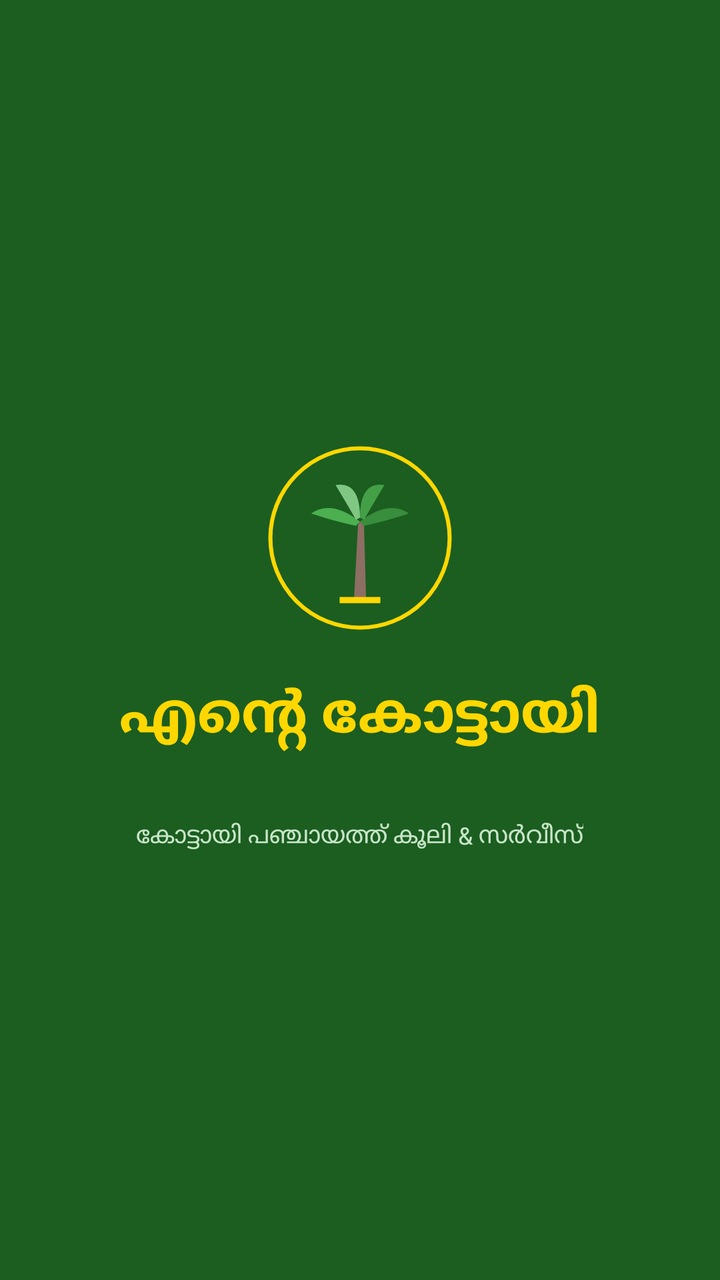
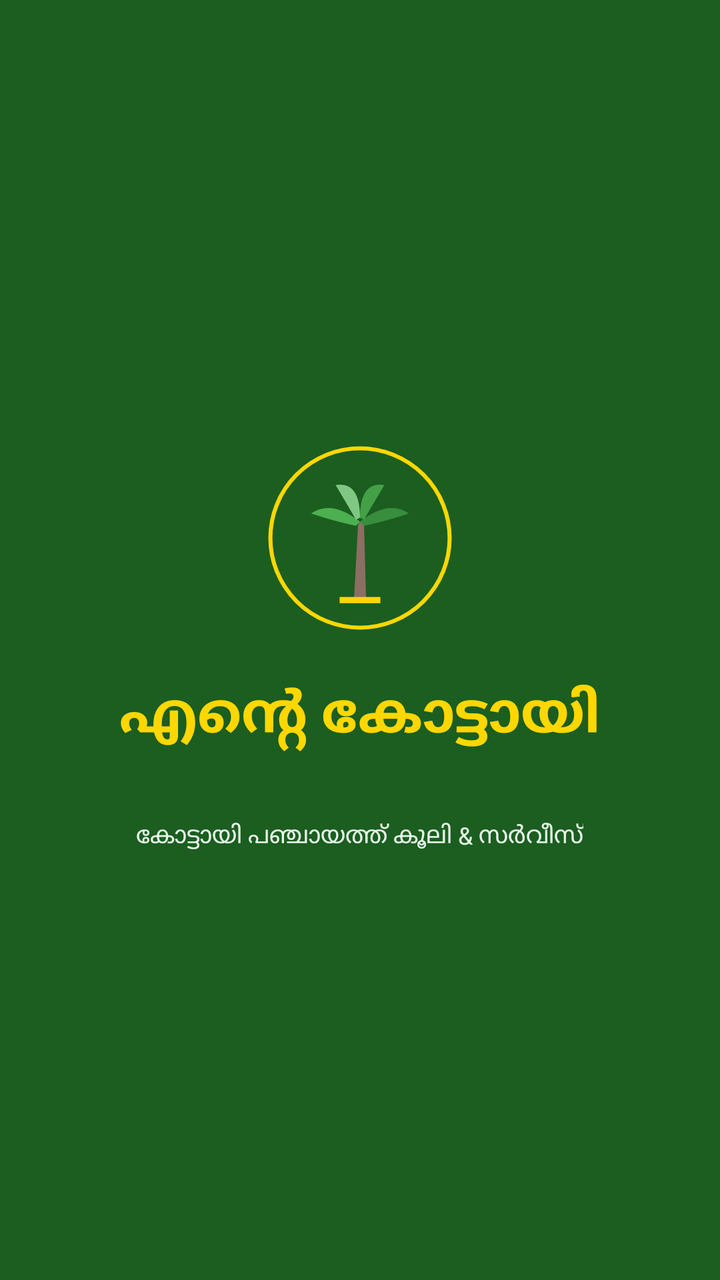

Two renders of the same Android screen: before a commit and after it. Below are the layout's source before the change and the commit's diff.
<!-- AndroidManifest.xml: application theme Theme.AppCompat.Light.NoActionBar -->
<!-- res/layout/activity_main.xml -->
<?xml version="1.0" encoding="utf-8"?>
<FrameLayout xmlns:android="http://schemas.android.com/apk/res/android"
    xmlns:app="http://schemas.android.com/apk/res-auto"
    android:layout_width="match_parent"
    android:layout_height="match_parent"
    android:background="#F0F4F1">

    
    <LinearLayout
        android:layout_width="match_parent"
        android:layout_height="match_parent"
        android:orientation="vertical">

        
        <LinearLayout
            android:layout_width="match_parent"
            android:layout_height="wrap_content"
            android:background="#1B5E20"
            android:elevation="4dp"
            android:orientation="vertical"
            android:paddingStart="16dp"
            android:paddingTop="14dp"
            android:paddingEnd="16dp"
            android:paddingBottom="14dp">

            <TextView
                android:layout_width="wrap_content"
                android:layout_height="wrap_content"
                android:text="എന്റെ കോട്ടായി 🌴"
                android:textColor="#FFFFFF"
                android:textSize="21sp"
                android:textStyle="bold" />

            <TextView
                android:id="@+id/tvHeaderSubtitle"
                android:layout_width="wrap_content"
                android:layout_height="wrap_content"
                android:layout_marginTop="2dp"
                android:text="കോട്ടായി പഞ്ചായത്ത് കൂലിപ്പണി &amp; സർവീസ് നെറ്റ്‌വർക്ക്"
                android:textColor="#C8E6C9"
                android:textSize="12sp" />
        </LinearLayout>

        
        <LinearLayout
            android:id="@+id/viewSearch"
            android:layout_width="match_parent"
            android:layout_height="0dp"
            android:layout_weight="1"
            android:orientation="vertical"
            android:padding="12dp"
            android:visibility="visible">

            <androidx.cardview.widget.CardView
                android:layout_width="match_parent"
                android:layout_height="wrap_content"
                app:cardCornerRadius="10dp"
                app:cardElevation="2dp">

                <LinearLayout
                    android:layout_width="match_parent"
                    android:layout_height="wrap_content"
                    android:orientation="vertical"
                    android:padding="12dp">

                    <TextView
                        android:layout_width="wrap_content"
                        android:layout_height="wrap_content"
                        android:text="ആവശ്യമുള്ള തൊഴിൽ തിരഞ്ഞെടുക്കൂ 🔍"
                        android:textColor="#1B5E20"
                        android:textSize="13sp"
                        android:textStyle="bold" />

                    <Spinner
                        android:id="@+id/spinnerFilterJob"
                        android:layout_width="match_parent"
                        android:layout_height="44dp"
                        android:layout_marginTop="6dp"
                        android:background="#ECEFF1" />
                </LinearLayout>
            </androidx.cardview.widget.CardView>

            <ScrollView
                android:layout_width="match_parent"
                android:layout_height="0dp"
                android:layout_marginTop="8dp"
                android:layout_weight="1">

                <LinearLayout
                    android:id="@+id/containerWorkersList"
                    android:layout_width="match_parent"
                    android:layout_height="wrap_content"
                    android:orientation="vertical" />
            </ScrollView>
        </LinearLayout>

        
        <ScrollView
            android:id="@+id/viewRegister"
            android:layout_width="match_parent"
            android:layout_height="0dp"
            android:layout_weight="1"
            android:padding="14dp"
            android:visibility="gone">

            <LinearLayout
                android:layout_width="match_parent"
                android:layout_height="wrap_content"
                android:orientation="vertical">

                <androidx.cardview.widget.CardView
                    android:layout_width="match_parent"
                    android:layout_height="wrap_content"
                    app:cardCornerRadius="12dp"
                    app:cardElevation="3dp">

                    <LinearLayout
                        android:layout_width="match_parent"
                        android:layout_height="wrap_content"
                        android:orientation="vertical"
                        android:padding="16dp">

                        <TextView
                            android:layout_width="wrap_content"
                            android:layout_height="wrap_content"
                            android:text="തൊഴിലും കൂലിയും രജിസ്റ്റർ ചെയ്യാം 👷"
                            android:textColor="#1B5E20"
                            android:textSize="16sp"
                            android:textStyle="bold" />

                        <TextView
                            android:layout_width="wrap_content"
                            android:layout_height="wrap_content"
                            android:layout_marginTop="2dp"
                            android:text="കോട്ടായിയിലെ നാട്ടുകാർക്ക് നിങ്ങളെ നേരിട്ട് വിളിക്കാം"
                            android:textColor="#666666"
                            android:textSize="11sp" />

                        <EditText
                            android:id="@+id/etName"
                            android:layout_width="match_parent"
                            android:layout_height="44dp"
                            android:layout_marginTop="12dp"
                            android:background="#EEEEEE"
                            android:hint="നിങ്ങളുടെ പേര് (Name)"
                            android:padding="10dp"
                            android:textSize="13sp" />

                        <EditText
                            android:id="@+id/etPhone"
                            android:layout_width="match_parent"
                            android:layout_height="44dp"
                            android:layout_marginTop="8dp"
                            android:background="#EEEEEE"
                            android:hint="ഫോൺ നമ്പർ (Calling/WhatsApp)"
                            android:inputType="phone"
                            android:padding="10dp"
                            android:textSize="13sp" />

                        <TextView
                            android:layout_width="wrap_content"
                            android:layout_height="wrap_content"
                            android:layout_marginTop="10dp"
                            android:text="തൊഴിൽ വിഭാഗം:"
                            android:textColor="#333333"
                            android:textSize="12sp"
                            android:textStyle="bold" />

                        <Spinner
                            android:id="@+id/spinnerWorkerJob"
                            android:layout_width="match_parent"
                            android:layout_height="44dp"
                            android:layout_marginTop="4dp"
                            android:background="#EEEEEE" />

                        <EditText
                            android:id="@+id/etCustomJob"
                            android:layout_width="match_parent"
                            android:layout_height="44dp"
                            android:layout_marginTop="8dp"
                            android:background="#EEEEEE"
                            android:hint="മറ്റു പണിയാണെങ്കിൽ ഇവിടെ ടൈപ്പ് ചെയ്യുക"
                            android:padding="10dp"
                            android:textSize="13sp"
                            android:visibility="gone" />

                        <EditText
                            android:id="@+id/etArea"
                            android:layout_width="match_parent"
                            android:layout_height="44dp"
                            android:layout_marginTop="8dp"
                            android:background="#EEEEEE"
                            android:hint="സ്ഥലം / വാർഡ് (ഉദാ: കോട്ടായി ജംഗ്ഷൻ)"
                            android:padding="10dp"
                            android:textSize="13sp" />

                        <EditText
                            android:id="@+id/etWage"
                            android:layout_width="match_parent"
                            android:layout_height="44dp"
                            android:layout_marginTop="8dp"
                            android:background="#EEEEEE"
                            android:hint="കൂലി നിരക്ക് ₹ (ദിവസം / എണ്ണം)"
                            android:inputType="number"
                            android:padding="10dp"
                            android:textSize="13sp" />

                        <EditText
                            android:id="@+id/etUpiId"
                            android:layout_width="match_parent"
                            android:layout_height="44dp"
                            android:layout_marginTop="8dp"
                            android:background="#EEEEEE"
                            android:hint="UPI ID (GPay / PhonePe പേയ്മെന്റ് ലഭിക്കാൻ)"
                            android:padding="10dp"
                            android:textSize="13sp" />

                        <Button
                            android:id="@+id/btnSaveProfile"
                            android:layout_width="match_parent"
                            android:layout_height="wrap_content"
                            android:layout_marginTop="14dp"
                            android:backgroundTint="#1B5E20"
                            android:text="എന്റെ പ്രൊഫൈൽ സേവ് ചെയ്യുക 💾" />
                    </LinearLayout>
                </androidx.cardview.widget.CardView>
            </LinearLayout>
        </ScrollView>

        
        <LinearLayout
            android:layout_width="match_parent"
            android:layout_height="56dp"
            android:background="#FFFFFF"
            android:elevation="8dp"
            android:orientation="horizontal"
            android:weightSum="2">

            <Button
                android:id="@+id/navSearch"
                android:layout_width="0dp"
                android:layout_height="match_parent"
                android:layout_weight="1"
                android:background="?android:attr/selectableItemBackground"
                android:text="🔍 പണികളെ തിരയുക"
                android:textColor="#1B5E20"
                android:textStyle="bold" />

            <Button
                android:id="@+id/navRegister"
                android:layout_width="0dp"
                android:layout_height="match_parent"
                android:layout_weight="1"
                android:background="?android:attr/selectableItemBackground"
                android:text="👷 എന്റെ തൊഴിൽ ചേർക്കുക"
                android:textColor="#555555" />
        </LinearLayout>
    </LinearLayout>

    
    <LinearLayout
        android:id="@+id/splashOverlay"
        android:layout_width="match_parent"
        android:layout_height="match_parent"
        android:background="#1B5E20"
        android:clickable="true"
        android:focusable="true"
        android:gravity="center"
        android:orientation="vertical">

        <ImageView
            android:id="@+id/splashLogo"
            android:layout_width="110dp"
            android:layout_height="110dp"
            android:src="@drawable/ic_launcher_foreground" />

        <TextView
            android:id="@+id/tvSplashTitle"
            android:layout_width="wrap_content"
            android:layout_height="wrap_content"
            android:layout_marginTop="14dp"
            android:text="എന്റെ കോട്ടായി"
            android:textColor="#FFD700"
            android:textSize="28sp"
            android:textStyle="bold" />

        
        <TextView
            android:id="@+id/tvDeveloperCredit"
            android:layout_width="wrap_content"
            android:layout_height="wrap_content"
            android:layout_marginTop="8dp"
            android:alpha="0"
            android:text="App developed by Sulfi Sulaiman ✨"
            android:textColor="#FFFFFF"
            android:textSize="14sp"
            android:textStyle="italic|bold" />

        <TextView
            android:id="@+id/tvSplashTagline"
            android:layout_width="wrap_content"
            android:layout_height="wrap_content"
            android:layout_marginTop="6dp"
            android:text="കോട്ടായി പഞ്ചായത്ത് കൂലി &amp; സർവീസ്"
            android:textColor="#C8E6C9"
            android:textSize="12sp" />
    </LinearLayout>
</FrameLayout>
<!-- resources referenced by this layout -->
<resources>
  <!-- drawable ic_launcher_foreground (drawable) -->
  <?xml version="1.0" encoding="utf-8"?>
  <vector xmlns:android="http://schemas.android.com/apk/res/android"
      android:width="108dp"
      android:height="108dp"
      android:viewportWidth="108"
      android:viewportHeight="108">
  
      
      <path
          android:fillColor="#1B5E20"
          android:pathData="M54,4 A50,50 0 1,0 54,104 A50,50 0 1,0 54,4" />
  
      
      <path
          android:strokeColor="#FFD700"
          android:strokeWidth="2"
          android:pathData="M54,10 A44,44 0 1,0 54,98 A44,44 0 1,0 54,10" />
  
      
      <path
          android:fillColor="#8D6E63"
          android:pathData="M51,85 L53,48 Q54,44 56,48 L57,85 Z" />
  
      
      <path
          android:fillColor="#4CAF50"
          android:pathData="M54,46 Q40,35 30,42 Q42,46 52,48 Z" />
      <path
          android:fillColor="#388E3C"
          android:pathData="M54,46 Q68,35 78,42 Q66,46 56,48 Z" />
      <path
          android:fillColor="#81C784"
          android:pathData="M54,44 Q54,26 42,28 Q48,38 52,45 Z" />
      <path
          android:fillColor="#43A047"
          android:pathData="M54,44 Q54,26 66,28 Q60,38 56,45 Z" />
  
      
      <path
          android:fillColor="#FFD700"
          android:pathData="M44,83 H64 V86 H44 Z" />
  </vector>
</resources>

<!-- the commit's change to res/layout/activity_main.xml (unified diff, before → after) -->
@@ -1,9 +1,18 @@
 <?xml version="1.0" encoding="utf-8"?>
 <FrameLayout xmlns:android="http://schemas.android.com/apk/res/android"
     xmlns:app="http://schemas.android.com/apk/res-auto"
+    android:id="@+id/rootContainer"
     android:layout_width="match_parent"
     android:layout_height="match_parent"
     android:background="#F0F4F1">
+
+    
+    <View
+        android:id="@+id/weatherEffectView"
+        android:layout_width="match_parent"
+        android:layout_height="match_parent"
+        android:clickable="false"
+        android:focusable="false" />
 
     
     <LinearLayout
@@ -13,6 +22,7 @@
 
         
         <LinearLayout
+            android:id="@+id/layoutHeader"
             android:layout_width="match_parent"
             android:layout_height="wrap_content"
             android:background="#1B5E20"
@@ -23,19 +33,42 @@
             android:paddingEnd="16dp"
             android:paddingBottom="14dp">
 
-            <TextView
-                android:layout_width="wrap_content"
+            <LinearLayout
+                android:layout_width="match_parent"
                 android:layout_height="wrap_content"
-                android:text="എന്റെ കോട്ടായി 🌴"
-                android:textColor="#FFFFFF"
-                android:textSize="21sp"
-                android:textStyle="bold" />
+                android:gravity="center_vertical"
+                android:orientation="horizontal">
+
+                <TextView
+                    android:layout_width="0dp"
+                    android:layout_height="wrap_content"
+                    android:layout_weight="1"
+                    android:text="എന്റെ കോട്ടായി 🌴"
+                    android:textColor="#FFFFFF"
+                    android:textSize="21sp"
+                    android:textStyle="bold" />
+
+                
+                <TextView
+                    android:id="@+id/tvWeatherBadge"
+                    android:layout_width="wrap_content"
+                    android:layout_height="wrap_content"
+                    android:background="#33FFFFFF"
+                    android:paddingStart="8dp"
+                    android:paddingTop="4dp"
+                    android:paddingEnd="8dp"
+                    android:paddingBottom="4dp"
+                    android:text="☀️ കോട്ടായി"
+                    android:textColor="#FFFFFF"
+                    android:textSize="12sp"
+                    android:textStyle="bold" />
+            </LinearLayout>
 
             <TextView
                 android:id="@+id/tvHeaderSubtitle"
                 android:layout_width="wrap_content"
                 android:layout_height="wrap_content"
-                android:layout_marginTop="2dp"
+                android:layout_marginTop="3dp"
                 android:text="കോട്ടായി പഞ്ചായത്ത് കൂലിപ്പണി &amp; സർവീസ് നെറ്റ്‌വർക്ക്"
                 android:textColor="#C8E6C9"
                 android:textSize="12sp" />
@@ -284,7 +317,6 @@
             android:textSize="28sp"
             android:textStyle="bold" />
 
-        
         <TextView
             android:id="@+id/tvDeveloperCredit"
             android:layout_width="wrap_content"
@@ -302,7 +334,7 @@
             android:layout_height="wrap_content"
             android:layout_marginTop="6dp"
             android:text="കോട്ടായി പഞ്ചായത്ത് കൂലി &amp; സർവീസ്"
-            android:textColor="#C8E6C9"
+            android:textColor="#E8F5E9"
             android:textSize="12sp" />
     </LinearLayout>
 </FrameLayout>
